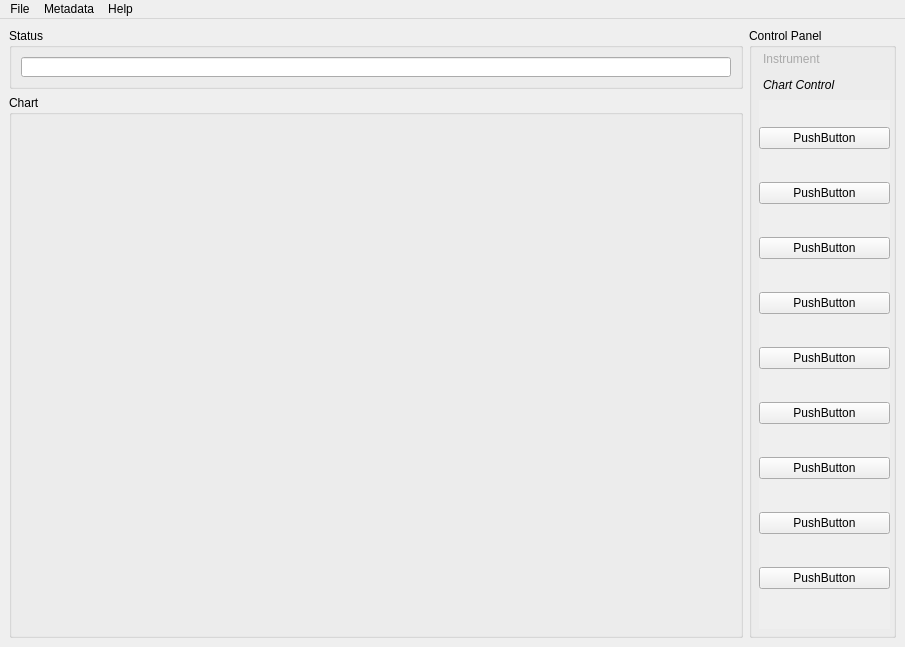
mhorn71/StarbaseMini, file core/ui/mainwindow.ui: the form before one commit.
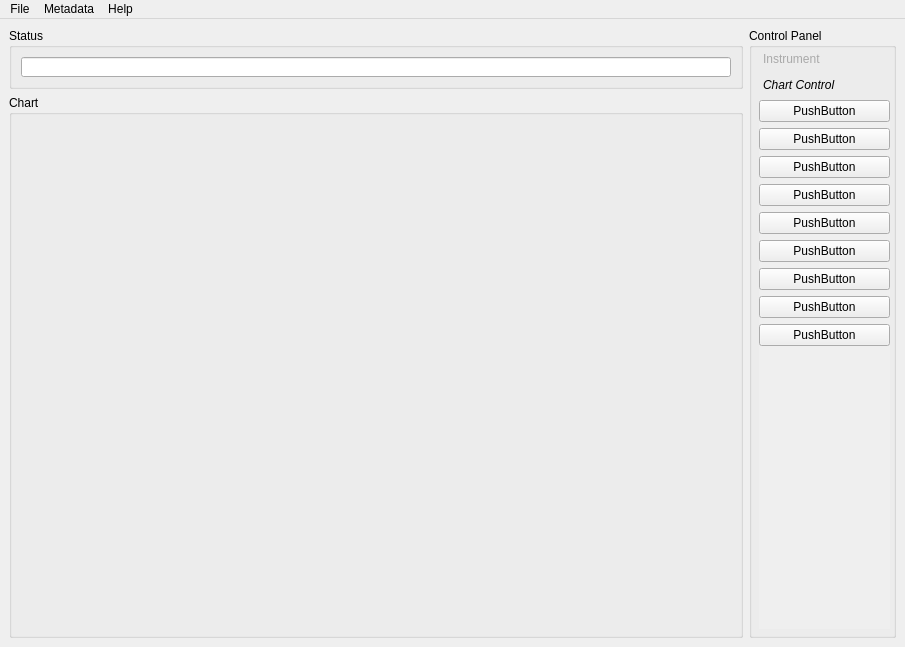
The form after the commit. The open tabs and pages were chosen to show the change.

Commit message: Added spacer to channel buttons so they get pushed to stop of QToolBox.

```diff
--- a/core/ui/mainwindow.ui
+++ b/core/ui/mainwindow.ui
@@ -240,7 +240,7 @@
            <attribute name="label">
             <string>Chart Control</string>
            </attribute>
-           <widget class="QWidget" name="">
+           <widget class="QWidget" name="layoutWidget">
             <property name="geometry">
              <rect>
               <x>0</x>
@@ -313,6 +313,19 @@
                </property>
               </widget>
              </item>
+             <item row="9" column="0">
+              <spacer name="verticalSpacer">
+               <property name="orientation">
+                <enum>Qt::Vertical</enum>
+               </property>
+               <property name="sizeHint" stdset="0">
+                <size>
+                 <width>20</width>
+                 <height>40</height>
+                </size>
+               </property>
+              </spacer>
+             </item>
             </layout>
            </widget>
           </widget>
```
Left out of the diff: 14 changed lines with no effect on the pictures. The commit also changes 1 other file.
